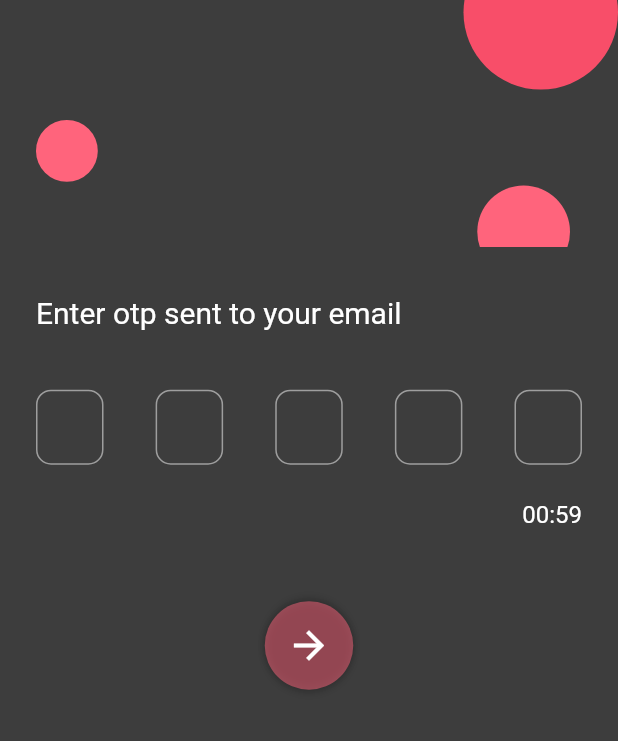
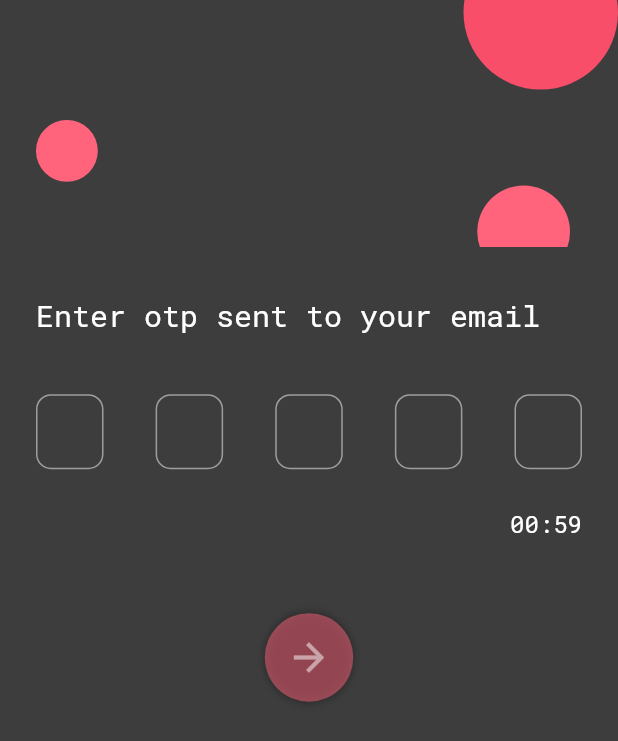
Before and after one commit to usmanabdulmajid/mobile-assesment, a Flutter app: the VerifyOtpScreen screen opened directly, on a phone screen of 412 x 824 dp. Shown: the top 741 px of the screen. Run offline on Flutter 3.47's test engine with Material 2 defaults, Android fonts, the phone set to English and light mode, and no system bars; drawn by our look-alikes of pin_code_fields.

Commit message:
add font and update verify otp screen

```diff
--- a/lib/main.dart
+++ b/lib/main.dart
@@ -18,6 +18,7 @@ class MyApp extends StatelessWidget {
       debugShowCheckedModeBanner: false,
       theme: ThemeData(
         primarySwatch: Colors.pink,
+        fontFamily: 'RobotoMono',
         scaffoldBackgroundColor: const Color(0xff3D3D3D),
       ),
       home: const AuthScreen(),
--- a/lib/ui/screens/auth_screen.dart
+++ b/lib/ui/screens/auth_screen.dart
@@ -112,7 +112,7 @@ class _AuthScreenState extends State<AuthScreen> {
               Padding(
                 padding: const EdgeInsets.only(left: kmediumspace),
                 child: SizedBox(
-                  width: context.width * 0.3,
+                  width: context.width * 0.4,
                   child: Column(
                     children: [
                       Row(
@@ -152,7 +152,7 @@ class _AuthScreenState extends State<AuthScreen> {
                       Stack(
                         children: [
                           Container(
-                            width: (context.width * 0.3),
+                            width: (context.width * 0.4),
                             height: 3,
                             decoration: BoxDecoration(
                               borderRadius:
@@ -164,7 +164,7 @@ class _AuthScreenState extends State<AuthScreen> {
                             children: List.generate(
                               2,
                               (index) => AnimatedContainer(
-                                width: (context.width * 0.3) / 2,
+                                width: (context.width * 0.4) / 2,
                                 height: 3,
                                 duration: const Duration(milliseconds: 300),
                                 decoration: BoxDecoration(
--- a/lib/ui/screens/verify_otp_screen.dart
+++ b/lib/ui/screens/verify_otp_screen.dart
@@ -48,6 +48,14 @@ class _VerifyOtpScreenState extends State<VerifyOtpScreen> {
           _duration = Duration(seconds: seconds);
         }
       });
+    });
+  }
+
+  void resetTimer() {
+    setState(() {
+      _timer.cancel();
+      _timercompleted = true;
+      _duration = const Duration(seconds: 60);
     });
   }
 
@@ -114,9 +122,14 @@ class _VerifyOtpScreenState extends State<VerifyOtpScreen> {
                 PinCodeTextField(
                   appContext: context,
                   length: 5,
-                  onChanged: (value) {},
+                  onChanged: (value) {
+                    if (value.length == 5) {
+                      resetTimer();
+                    }
+                  },
                   autoDismissKeyboard: true,
                   textInputAction: TextInputAction.done,
+                  keyboardType: TextInputType.number,
                   obscureText: true,
                   obscuringCharacter: '✻',
                   textStyle: const TextStyle(color: Colors.white),
@@ -135,7 +148,9 @@ class _VerifyOtpScreenState extends State<VerifyOtpScreen> {
                   ),
                 ),
                 const YMargin(ksmallspace),
-                Align(
+                SizedBox(
+                  height: kmediumspace,
+                  child: Align(
                     alignment: Alignment.centerRight,
                     child: _timercompleted
                         ? GestureDetector(
@@ -157,6 +172,7 @@ class _VerifyOtpScreenState extends State<VerifyOtpScreen> {
                                 fontSize: 16,
                                 fontWeight: FontWeight.w400,
                                 color: Colors.white)),
+                  ),
                 ),
                 const YMargin(kspace),
                 const YMargin(kLargespace),
@@ -192,10 +208,12 @@ class _VerifyOtpScreenState extends State<VerifyOtpScreen> {
                         ],
                       ),
                       alignment: Alignment.center,
-                      child: const Icon(
+                      child: Icon(
                         Icons.arrow_forward,
                         size: 30,
-                        color: Colors.white,
+                        color: _timercompleted
+                            ? Colors.white
+                            : Colors.white.withOpacity(0.5),
                       ),
                     ),
                   ),
```
Also changed, not shown: pubspec.yaml (+9 -0 lines), assets/fonts/RobotoMono/RobotoMono-Bold.ttf (added), assets/fonts/RobotoMono/RobotoMono-BoldItalic.ttf (added), assets/fonts/RobotoMono/RobotoMono-ExtraLight.ttf (added), assets/fonts/RobotoMono/RobotoMono-ExtraLightItalic.ttf (added), assets/fonts/RobotoMono/RobotoMono-Italic.ttf (added), assets/fonts/RobotoMono/RobotoMono-Light.ttf (added), assets/fonts/RobotoMono/RobotoMono-LightItalic.ttf (added), assets/fonts/RobotoMono/RobotoMono-Medium.ttf (added), assets/fonts/RobotoMono/RobotoMono-MediumItalic.ttf (added), assets/fonts/RobotoMono/RobotoMono-Regular.ttf (added), assets/fonts/RobotoMono/RobotoMono-SemiBold.ttf (added), assets/fonts/RobotoMono/RobotoMono-SemiBoldItalic.ttf (added), assets/fonts/RobotoMono/RobotoMono-Thin.ttf (added), 1 more files. Lines whose indentation alone changed are shown as unchanged.
